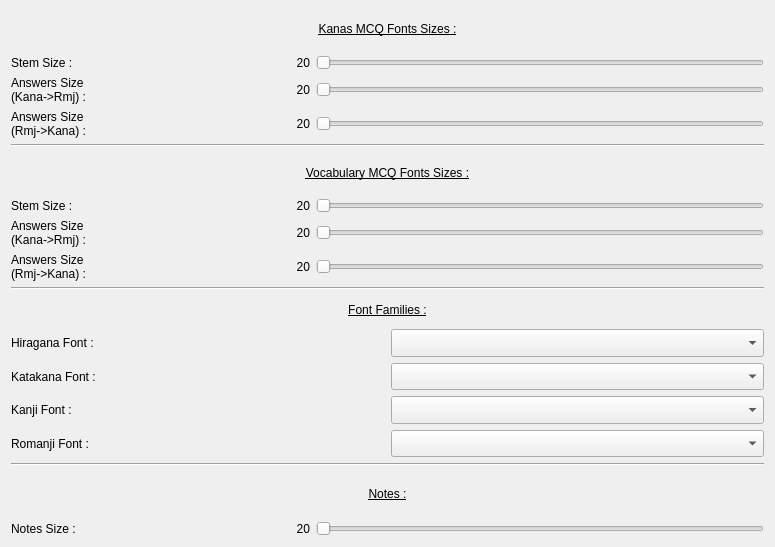
The window that Src/Obenkyobo/Src/Pages/FntSettingsPage.ui (Aryetis/Obenkyobo) describes before a commit, drawn with Qt 5.
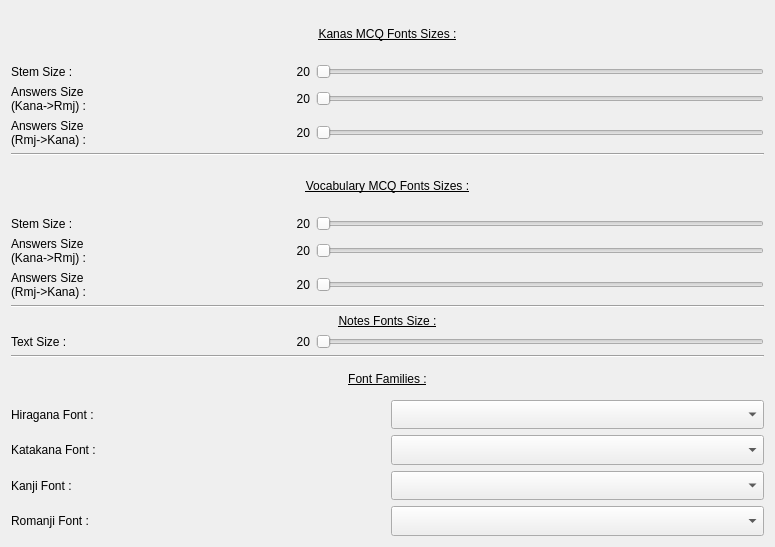
The same window after the commit.

Commit message: tweaking notes fonts settings

What changed in the file:
```diff
--- a/Src/Obenkyobo/Src/Pages/FntSettingsPage.ui
+++ b/Src/Obenkyobo/Src/Pages/FntSettingsPage.ui
@@ -13,7 +13,7 @@
   <property name="windowTitle">
    <string>Form</string>
   </property>
-  <layout class="QVBoxLayout" name="verticalLayout" stretch="4,0,4,0,5,0,2">
+  <layout class="QVBoxLayout" name="verticalLayout" stretch="4,0,4,0,0,0,5">
    <property name="topMargin">
     <number>9</number>
    </property>
@@ -388,6 +388,82 @@
      </property>
     </widget>
    </item>
+   <item>
+    <layout class="QVBoxLayout" name="NotesContainer" stretch="1,1">
+     <property name="topMargin">
+      <number>0</number>
+     </property>
+     <item>
+      <widget class="QLabel" name="NotesTitle">
+       <property name="font">
+        <font>
+         <underline>true</underline>
+        </font>
+       </property>
+       <property name="text">
+        <string>Notes Fonts Size :</string>
+       </property>
+       <property name="alignment">
+        <set>Qt::AlignCenter</set>
+       </property>
+      </widget>
+     </item>
+     <item>
+      <layout class="QHBoxLayout" name="NotesFntSubContainer" stretch="2,3">
+       <property name="topMargin">
+        <number>0</number>
+       </property>
+       <item>
+        <layout class="QHBoxLayout" name="NotesFntSubLabelContainer">
+         <property name="leftMargin">
+          <number>0</number>
+         </property>
+         <item>
+          <widget class="QLabel" name="NotesFntSizeLabel">
+           <property name="text">
+            <string>Text Size :</string>
+           </property>
+          </widget>
+         </item>
+         <item>
+          <widget class="QLabel" name="NotesFntSizeValueLabel">
+           <property name="text">
+            <string>20</string>
+           </property>
+           <property name="alignment">
+            <set>Qt::AlignRight|Qt::AlignTrailing|Qt::AlignVCenter</set>
+           </property>
+          </widget>
+         </item>
+        </layout>
+       </item>
+       <item>
+        <widget class="QSlider" name="NotesFntSizeSlider">
+         <property name="minimum">
+          <number>5</number>
+         </property>
+         <property name="maximum">
+          <number>50</number>
+         </property>
+         <property name="pageStep">
+          <number>2</number>
+         </property>
+         <property name="orientation">
+          <enum>Qt::Horizontal</enum>
+         </property>
+        </widget>
+       </item>
+      </layout>
+     </item>
+    </layout>
+   </item>
+   <item>
+    <widget class="Line" name="line_3">
+     <property name="orientation">
+      <enum>Qt::Horizontal</enum>
+     </property>
+    </widget>
+   </item>
    <item>
     <layout class="QVBoxLayout" name="FontFamiliesContainer" stretch="1,1,1,1,1">
      <property name="topMargin">
@@ -500,82 +576,6 @@
      </item>
     </layout>
    </item>
-   <item>
-    <widget class="Line" name="line_3">
-     <property name="orientation">
-      <enum>Qt::Horizontal</enum>
-     </property>
-    </widget>
-   </item>
-   <item>
-    <layout class="QVBoxLayout" name="NotesContainer" stretch="1,1">
-     <property name="topMargin">
-      <number>0</number>
-     </property>
-     <item>
-      <widget class="QLabel" name="NotesTitle">
-       <property name="font">
-        <font>
-         <underline>true</underline>
-        </font>
-       </property>
-       <property name="text">
-        <string>Notes :</string>
-       </property>
-       <property name="alignment">
-        <set>Qt::AlignCenter</set>
-       </property>
-      </widget>
-     </item>
-     <item>
-      <layout class="QHBoxLayout" name="NotesFntSubContainer" stretch="2,3">
-       <property name="topMargin">
-        <number>0</number>
-       </property>
-       <item>
-        <layout class="QHBoxLayout" name="NotesFntSubLabelContainer">
-         <property name="leftMargin">
-          <number>0</number>
-         </property>
-         <item>
-          <widget class="QLabel" name="NotesFntSizeLabel">
-           <property name="text">
-            <string>Notes Size :</string>
-           </property>
-          </widget>
-         </item>
-         <item>
-          <widget class="QLabel" name="NotesFntSizeValueLabel">
-           <property name="text">
-            <string>20</string>
-           </property>
-           <property name="alignment">
-            <set>Qt::AlignRight|Qt::AlignTrailing|Qt::AlignVCenter</set>
-           </property>
-          </widget>
-         </item>
-        </layout>
-       </item>
-       <item>
-        <widget class="QSlider" name="NotesFntSizeSlider">
-         <property name="minimum">
-          <number>5</number>
-         </property>
-         <property name="maximum">
-          <number>50</number>
-         </property>
-         <property name="pageStep">
-          <number>2</number>
-         </property>
-         <property name="orientation">
-          <enum>Qt::Horizontal</enum>
-         </property>
-        </widget>
-       </item>
-      </layout>
-     </item>
-    </layout>
-   </item>
   </layout>
  </widget>
  <resources/>
```
The commit also changes 1 other file.
